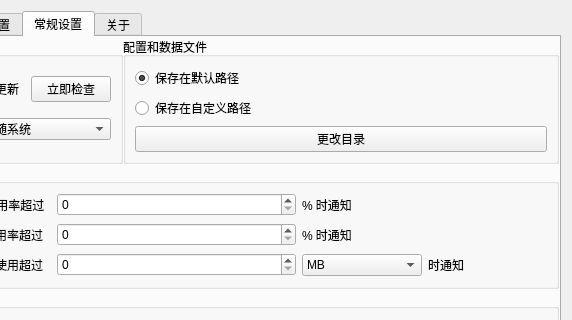
This is dde-dock-plugin/WinDdeDockSetting.ui in XMuli/NetSpeed as Qt 5 draws it before an edit; both pictures show x 97 to 669 and y 0 to 320 of the 669 by 739 pixel window. The edited form follows.
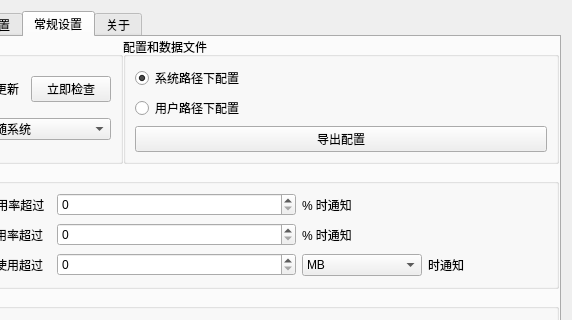
This is the edited form. The open tabs and pages were chosen to show the change. Icons and pictures are not drawn.

```diff
--- a/dde-dock-plugin/WinDdeDockSetting.ui
+++ b/dde-dock-plugin/WinDdeDockSetting.ui
@@ -734,7 +734,7 @@
             <item>
              <widget class="QRadioButton" name="radioDefaultPath">
               <property name="text">
-               <string>保存在默认路径</string>
+               <string>系统路径下配置</string>
               </property>
               <property name="checked">
                <bool>true</bool>
@@ -744,14 +744,14 @@
             <item>
              <widget class="QRadioButton" name="radioCustomPath">
               <property name="text">
-               <string>保存在自定义路径</string>
+               <string>用户路径下配置</string>
               </property>
              </widget>
             </item>
             <item>
              <widget class="QPushButton" name="btnChangePath">
               <property name="text">
-               <string>更改目录</string>
+               <string>导出配置</string>
               </property>
              </widget>
             </item>
```
Left out of the diff: 2 changed lines with no effect on the pictures.
